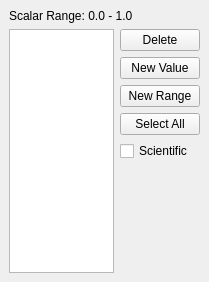
First picture: the form in Qt/Components/Resources/UI/pqSampleScalarWidget.ui, repository wildmichael/ParaView3-enhancements-old, before the edit.
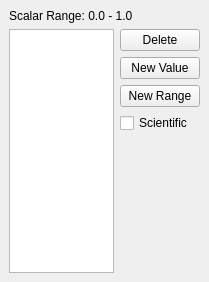
Second picture: the form after the edit.

Commit message: BUG: Fixed Contour Panel. Now the number is initially visible when a value is edited. Changed the value edit so that values are edited on a select click instead of a select double click. When a new value is added it is automatically in edit mode. Thus you can click "New Value" and then start typing numbers. Removed the "Select All" button. Enabled Control-A to select all values. Enabled the Delete and Backspace Keys to delete selected values.

```diff
--- a/Qt/Components/Resources/UI/pqSampleScalarWidget.ui
+++ b/Qt/Components/Resources/UI/pqSampleScalarWidget.ui
@@ -87,19 +87,6 @@
          </property>
         </widget>
        </item>
-       <item>
-        <widget class="QPushButton" name="SelectAll" >
-         <property name="toolTip" >
-          <string>Add a single value to the current set</string>
-         </property>
-         <property name="statusTip" >
-          <string>Add a single value to the current set.</string>
-         </property>
-         <property name="text" >
-          <string>Select All</string>
-         </property>
-        </widget>
-       </item>
        <item>
         <widget class="QCheckBox" name="ScientificNotation" >
          <property name="text" >
```
Left out of the diff: 6 changed lines with no effect on the pictures. The commit also changes 4 other files.
